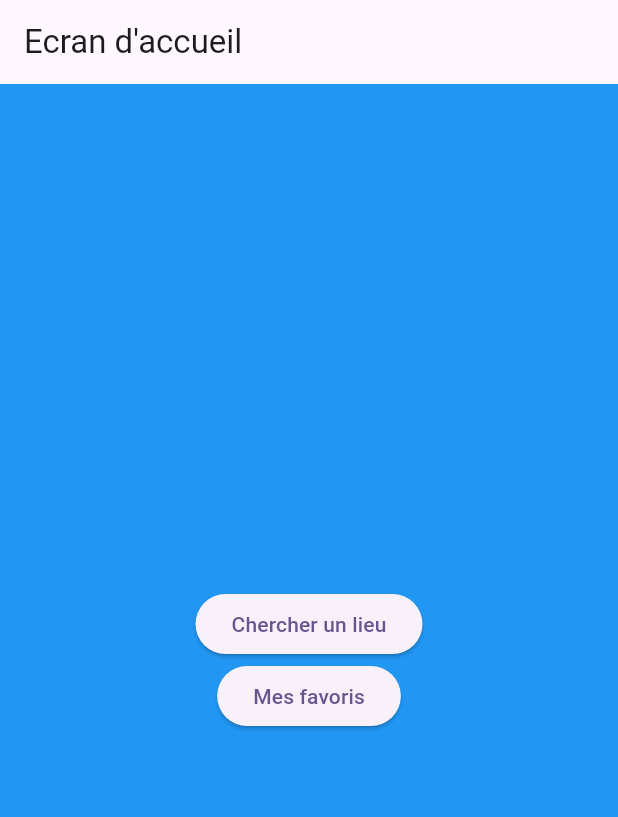
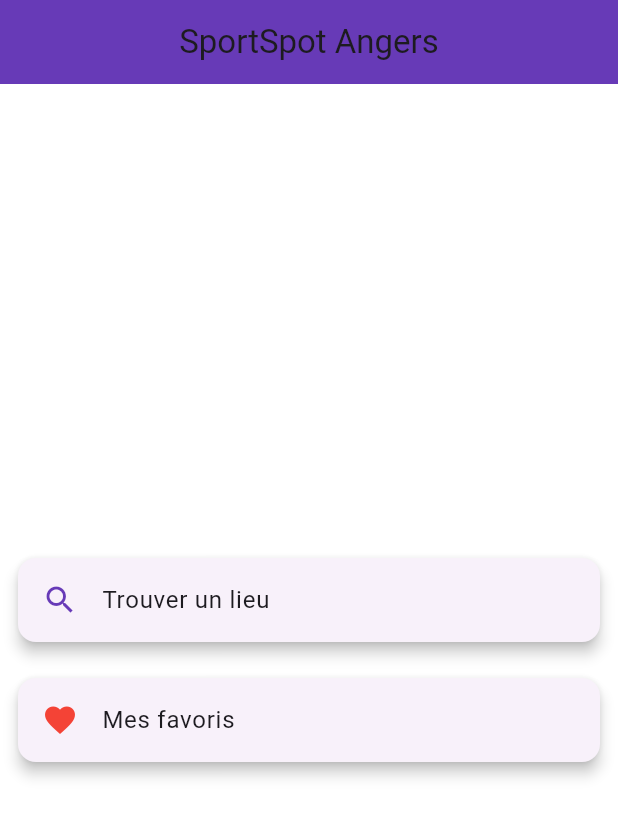
Before and after one commit to maximeaumont/FlutterProject, a Flutter app: the screen it shows after launch, on a phone screen of 412 x 824 dp. Shown: the top 817 px of the screen. Run offline on Flutter 3.47's test engine with Material 3 defaults, Android fonts, the phone set to English and light mode, and no system bars.

Commit message:
add Home Page

```diff
--- a/lib/main.dart
+++ b/lib/main.dart
@@ -8,11 +8,10 @@ void main() {
 class MyApp extends StatelessWidget {
   const MyApp({super.key});
 
-  // This widget is the root of your application.
   @override
   Widget build(BuildContext context) {
     return MaterialApp(
-      title: 'Flutter Maxime & Arthur',
+      title: 'SportSpot Angers',
       theme: ThemeData(
         colorScheme: ColorScheme.fromSeed(seedColor: Colors.deepPurple),
         useMaterial3: true,
--- a/lib/ui/screens/home.dart
+++ b/lib/ui/screens/home.dart
@@ -7,27 +7,37 @@ class Home extends StatelessWidget {
   Widget build(BuildContext context) {
     return Scaffold(
       appBar: AppBar(
-        title: const Text("Ecran d'accueil"),
+        title: const Text('SportSpot Angers'),
+        backgroundColor: Colors.deepPurple,
+        centerTitle: true,
       ),
       body: Container(
-        color: Colors.blue,
+        color: Colors.white,
         child: Center(
           child: Column(
             mainAxisAlignment: MainAxisAlignment.center,
-            children: [
-              ElevatedButton(
-                onPressed: () {
-                  Navigator.pushNamed(context,
-                      '/search_sport_venue'); // Rediriger vers l'écran 1
-                },
-                child: const Text('Chercher un lieu'),
+            children: <Widget>[
+              Card(
+                elevation: 4,
+                margin: const EdgeInsets.all(12.0),
+                child: ListTile(
+                  leading: const Icon(Icons.search, color: Colors.deepPurple),
+                  title: const Text('Trouver un lieu'),
+                  onTap: () {
+                    Navigator.pushNamed(context, '/search_sport_venue'); // Rediriger vers l'écran "Trouver un lieu"
+                  },
+                ),
               ),
-              ElevatedButton(
-                onPressed: () {
-                  Navigator.pushNamed(
-                      context, '/my_favorites'); // Rediriger vers l'écran 2
-                },
-                child: const Text('Mes favoris'),
+              Card(
+                elevation: 4,
+                margin: const EdgeInsets.all(12.0),
+                child: ListTile(
+                  leading: const Icon(Icons.favorite, color: Colors.red),
+                  title: const Text('Mes favoris'),
+                  onTap: () {
+                    Navigator.pushNamed(context, '/my_favorites'); // Rediriger vers l'écran "Mes favoris"
+                  },
+                ),
               ),
             ],
           ),
```
Also changed, not shown: lib/models/sport-location.dart (added).
